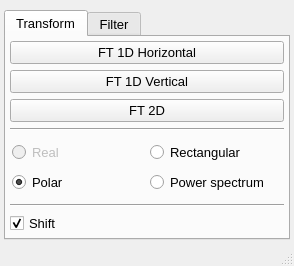
The window that UIs/nSpectralAnalysis.ui (NeutrinoToolkit/Neutrino) describes before a commit, drawn with Qt 5.
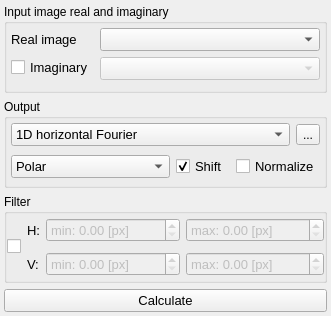
The same window after the commit.

Patch:
```diff
--- a/UIs/nSpectralAnalysis.ui
+++ b/UIs/nSpectralAnalysis.ui
@@ -6,8 +6,8 @@
    <rect>
     <x>0</x>
     <y>0</y>
-    <width>280</width>
-    <height>266</height>
+    <width>322</width>
+    <height>316</height>
    </rect>
   </property>
   <property name="windowTitle">
@@ -23,12 +23,12 @@
    <bool>true</bool>
   </property>
   <widget class="QWidget" name="centralwidget">
-   <layout class="QHBoxLayout" name="horizontalLayout_3">
+   <layout class="QGridLayout" name="gridLayout_3">
     <property name="leftMargin">
      <number>4</number>
     </property>
     <property name="topMargin">
-     <number>10</number>
+     <number>4</number>
     </property>
     <property name="rightMargin">
      <number>4</number>
@@ -36,342 +36,402 @@
     <property name="bottomMargin">
      <number>4</number>
     </property>
-    <item>
-     <widget class="QTabWidget" name="tabWidget">
+    <item row="3" column="0">
+     <widget class="QPushButton" name="calculate">
       <property name="font">
        <font>
         <pointsize>10</pointsize>
        </font>
       </property>
-      <property name="currentIndex">
-       <number>0</number>
+      <property name="text">
+       <string>Calculate</string>
       </property>
-      <widget class="QWidget" name="tab">
-       <attribute name="title">
-        <string>Transform</string>
-       </attribute>
-       <layout class="QGridLayout" name="gridLayout_3">
-        <property name="margin">
-         <number>4</number>
-        </property>
-        <item row="2" column="0">
-         <widget class="QPushButton" name="ft2d_button">
-          <property name="font">
-           <font>
-            <pointsize>10</pointsize>
-           </font>
+     </widget>
+    </item>
+    <item row="2" column="0">
+     <widget class="QGroupBox" name="groupBox_5">
+      <property name="title">
+       <string>Filter</string>
+      </property>
+      <layout class="QGridLayout" name="gridLayout_2" columnstretch="0,0,1,1">
+       <property name="leftMargin">
+        <number>0</number>
+       </property>
+       <property name="topMargin">
+        <number>0</number>
+       </property>
+       <property name="rightMargin">
+        <number>0</number>
+       </property>
+       <property name="bottomMargin">
+        <number>0</number>
+       </property>
+       <item row="0" column="0" rowspan="2">
+        <widget class="QCheckBox" name="useFilter">
+         <property name="text">
+          <string/>
+         </property>
+         <property name="neutrinoSave" stdset="0">
+          <bool>false</bool>
+         </property>
+        </widget>
+       </item>
+       <item row="0" column="1">
+        <widget class="QLabel" name="label_9">
+         <property name="font">
+          <font>
+           <pointsize>10</pointsize>
+          </font>
+         </property>
+         <property name="text">
+          <string>H:</string>
+         </property>
+        </widget>
+       </item>
+       <item row="0" column="2">
+        <widget class="QDoubleSpinBox" name="filterMinX">
+         <property name="enabled">
+          <bool>false</bool>
+         </property>
+         <property name="font">
+          <font>
+           <pointsize>10</pointsize>
+          </font>
+         </property>
+         <property name="prefix">
+          <string>min: </string>
+         </property>
+         <property name="suffix">
+          <string> [px]</string>
+         </property>
+         <property name="maximum">
+          <double>99999.990000000005239</double>
+         </property>
+         <property name="neutrinoSave" stdset="0">
+          <bool>true</bool>
+         </property>
+        </widget>
+       </item>
+       <item row="0" column="3">
+        <widget class="QDoubleSpinBox" name="filterMaxX">
+         <property name="enabled">
+          <bool>false</bool>
+         </property>
+         <property name="font">
+          <font>
+           <pointsize>10</pointsize>
+          </font>
+         </property>
+         <property name="prefix">
+          <string>max: </string>
+         </property>
+         <property name="suffix">
+          <string> [px]</string>
+         </property>
+         <property name="maximum">
+          <double>99999.990000000005239</double>
+         </property>
+         <property name="neutrinoSave" stdset="0">
+          <bool>true</bool>
+         </property>
+        </widget>
+       </item>
+       <item row="1" column="1">
+        <widget class="QLabel" name="label_10">
+         <property name="font">
+          <font>
+           <pointsize>10</pointsize>
+          </font>
+         </property>
+         <property name="text">
+          <string>V:</string>
+         </property>
+        </widget>
+       </item>
+       <item row="1" column="2">
+        <widget class="QDoubleSpinBox" name="filterMinY">
+         <property name="enabled">
+          <bool>false</bool>
+         </property>
+         <property name="font">
+          <font>
+           <pointsize>10</pointsize>
+          </font>
+         </property>
+         <property name="prefix">
+          <string>min: </string>
+         </property>
+         <property name="suffix">
+          <string> [px]</string>
+         </property>
+         <property name="maximum">
+          <double>99999.990000000005239</double>
+         </property>
+         <property name="neutrinoSave" stdset="0">
+          <bool>true</bool>
+         </property>
+        </widget>
+       </item>
+       <item row="1" column="3">
+        <widget class="QDoubleSpinBox" name="filterMaxY">
+         <property name="enabled">
+          <bool>false</bool>
+         </property>
+         <property name="font">
+          <font>
+           <pointsize>10</pointsize>
+          </font>
+         </property>
+         <property name="prefix">
+          <string>max: </string>
+         </property>
+         <property name="suffix">
+          <string> [px]</string>
+         </property>
+         <property name="maximum">
+          <double>99999.990000000005239</double>
+         </property>
+         <property name="neutrinoSave" stdset="0">
+          <bool>true</bool>
+         </property>
+        </widget>
+       </item>
+      </layout>
+     </widget>
+    </item>
+    <item row="0" column="0">
+     <widget class="QGroupBox" name="groupBox_4">
+      <property name="title">
+       <string>Input image real and imaginary</string>
+      </property>
+      <layout class="QFormLayout" name="formLayout">
+       <property name="leftMargin">
+        <number>4</number>
+       </property>
+       <property name="topMargin">
+        <number>4</number>
+       </property>
+       <property name="rightMargin">
+        <number>4</number>
+       </property>
+       <property name="bottomMargin">
+        <number>4</number>
+       </property>
+       <item row="1" column="0">
+        <widget class="QLabel" name="label">
+         <property name="font">
+          <font>
+           <pointsize>10</pointsize>
+          </font>
+         </property>
+         <property name="text">
+          <string>Real image</string>
+         </property>
+        </widget>
+       </item>
+       <item row="1" column="1">
+        <widget class="QComboBox" name="image">
+         <property name="font">
+          <font>
+           <pointsize>10</pointsize>
+          </font>
+         </property>
+         <property name="neutrinoImage" stdset="0">
+          <bool>true</bool>
+         </property>
+        </widget>
+       </item>
+       <item row="2" column="0">
+        <widget class="QCheckBox" name="useImaginary">
+         <property name="font">
+          <font>
+           <pointsize>10</pointsize>
+          </font>
+         </property>
+         <property name="layoutDirection">
+          <enum>Qt::LeftToRight</enum>
+         </property>
+         <property name="text">
+          <string>Imaginary</string>
+         </property>
+         <property name="neutrinoSave" stdset="0">
+          <bool>true</bool>
+         </property>
+        </widget>
+       </item>
+       <item row="2" column="1">
+        <widget class="QComboBox" name="imaginary">
+         <property name="enabled">
+          <bool>false</bool>
+         </property>
+         <property name="font">
+          <font>
+           <pointsize>10</pointsize>
+          </font>
+         </property>
+         <property name="neutrinoImage" stdset="0">
+          <bool>true</bool>
+         </property>
+        </widget>
+       </item>
+      </layout>
+     </widget>
+    </item>
+    <item row="1" column="0">
+     <widget class="QGroupBox" name="groupBox_3">
+      <property name="title">
+       <string>Output</string>
+      </property>
+      <layout class="QGridLayout" name="gridLayout">
+       <property name="leftMargin">
+        <number>4</number>
+       </property>
+       <property name="topMargin">
+        <number>4</number>
+       </property>
+       <property name="rightMargin">
+        <number>4</number>
+       </property>
+       <property name="bottomMargin">
+        <number>4</number>
+       </property>
+       <item row="0" column="0">
+        <widget class="QComboBox" name="spectral_transform">
+         <property name="font">
+          <font>
+           <pointsize>10</pointsize>
+          </font>
+         </property>
+         <property name="neutrinoSave" stdset="0">
+          <bool>true</bool>
+         </property>
+         <item>
+          <property name="text">
+           <string>1D horizontal Fourier</string>
           </property>
+         </item>
+         <item>
           <property name="text">
-           <string>FT 2D</string>
+           <string>1D vertical Fourier</string>
           </property>
-         </widget>
-        </item>
-        <item row="0" column="0">
-         <widget class="QPushButton" name="ft1dh_button">
-          <property name="font">
-           <font>
-            <pointsize>10</pointsize>
-           </font>
-          </property>
+         </item>
+         <item>
           <property name="text">
-           <string>FT 1D Horizontal</string>
+           <string>2D Fourier</string>
           </property>
-         </widget>
-        </item>
-        <item row="4" column="0">
-         <widget class="QWidget" name="radios_w" native="true">
-          <property name="font">
-           <font>
-            <pointsize>10</pointsize>
-           </font>
+         </item>
+        </widget>
+       </item>
+       <item row="0" column="1">
+        <widget class="QToolButton" name="direction">
+         <property name="toolTip">
+          <string>Forward (&gt;) / Backward(&lt;)</string>
+         </property>
+         <property name="text">
+          <string>...</string>
+         </property>
+         <property name="checkable">
+          <bool>true</bool>
+         </property>
+         <property name="neutrinoSave" stdset="0">
+          <bool>true</bool>
+         </property>
+        </widget>
+       </item>
+       <item row="1" column="0" colspan="2">
+        <widget class="QWidget" name="widget" native="true">
+         <layout class="QHBoxLayout" name="horizontalLayout">
+          <property name="leftMargin">
+           <number>0</number>
           </property>
-          <layout class="QGridLayout" name="gridLayout">
-           <property name="margin">
-            <number>2</number>
-           </property>
-           <item row="1" column="0">
-            <widget class="QRadioButton" name="ftoutput_real">
-             <property name="enabled">
-              <bool>false</bool>
-             </property>
-             <property name="font">
-              <font>
-               <pointsize>10</pointsize>
-              </font>
-             </property>
-             <property name="text">
-              <string>Real</string>
-             </property>
-            </widget>
-           </item>
-           <item row="1" column="1">
-            <widget class="QRadioButton" name="ftoutput_rectangular">
-             <property name="font">
-              <font>
-               <pointsize>10</pointsize>
-              </font>
-             </property>
-             <property name="text">
-              <string>Rectangular</string>
-             </property>
-            </widget>
-           </item>
-           <item row="2" column="0">
-            <widget class="QRadioButton" name="ftoutput_polar">
-             <property name="font">
-              <font>
-               <pointsize>10</pointsize>
-              </font>
-             </property>
+          <property name="topMargin">
+           <number>0</number>
+          </property>
+          <property name="rightMargin">
+           <number>0</number>
+          </property>
+          <property name="bottomMargin">
+           <number>0</number>
+          </property>
+          <item>
+           <widget class="QComboBox" name="output_format">
+            <property name="font">
+             <font>
+              <pointsize>10</pointsize>
+             </font>
+            </property>
+            <property name="neutrinoSave" stdset="0">
+             <bool>true</bool>
+            </property>
+            <item>
              <property name="text">
               <string>Polar</string>
              </property>
-             <property name="checked">
-              <bool>true</bool>
+            </item>
+            <item>
+             <property name="text">
+              <string>Rectagular</string>
              </property>
-            </widget>
-           </item>
-           <item row="2" column="1">
-            <widget class="QRadioButton" name="ftoutput_power">
-             <property name="enabled">
-              <bool>true</bool>
-             </property>
-             <property name="font">
-              <font>
-               <pointsize>10</pointsize>
-              </font>
-             </property>
+            </item>
+            <item>
              <property name="text">
               <string>Power spectrum</string>
              </property>
-            </widget>
-           </item>
-          </layout>
-         </widget>
-        </item>
-        <item row="3" column="0">
-         <widget class="Line" name="line">
-          <property name="font">
-           <font>
-            <pointsize>10</pointsize>
-           </font>
-          </property>
-          <property name="orientation">
-           <enum>Qt::Horizontal</enum>
-          </property>
-         </widget>
-        </item>
-        <item row="5" column="0">
-         <widget class="Line" name="line_2">
-          <property name="font">
-           <font>
-            <pointsize>10</pointsize>
-           </font>
-          </property>
-          <property name="orientation">
-           <enum>Qt::Horizontal</enum>
-          </property>
-         </widget>
-        </item>
-        <item row="6" column="0">
-         <widget class="QCheckBox" name="doshift_cb">
-          <property name="font">
-           <font>
-            <pointsize>10</pointsize>
-           </font>
-          </property>
-          <property name="text">
-           <string>Shift</string>
-          </property>
-          <property name="checked">
-           <bool>true</bool>
-          </property>
-         </widget>
-        </item>
-        <item row="1" column="0">
-         <widget class="QPushButton" name="ft1dv_button">
-          <property name="font">
-           <font>
-            <pointsize>10</pointsize>
-           </font>
-          </property>
-          <property name="text">
-           <string>FT 1D Vertical</string>
-          </property>
-         </widget>
-        </item>
-       </layout>
-      </widget>
-      <widget class="QWidget" name="tab_2">
-       <attribute name="title">
-        <string>Filter</string>
-       </attribute>
-       <layout class="QVBoxLayout" name="verticalLayout">
-        <property name="margin">
-         <number>0</number>
-        </property>
-        <item>
-         <widget class="QGroupBox" name="groupBox">
-          <property name="title">
-           <string>Horizontal</string>
-          </property>
-          <layout class="QHBoxLayout" name="horizontalLayout">
-           <property name="margin">
-            <number>0</number>
-           </property>
-           <item>
-            <widget class="QLabel" name="label">
-             <property name="font">
-              <font>
-               <pointsize>10</pointsize>
-              </font>
-             </property>
+            </item>
+            <item>
              <property name="text">
-              <string>min</string>
+              <string>Log10 power spectrum</string>
              </property>
-             <property name="alignment">
-              <set>Qt::AlignRight|Qt::AlignTrailing|Qt::AlignVCenter</set>
-             </property>
-            </widget>
-           </item>
-           <item>
-            <widget class="QDoubleSpinBox" name="filterMinX">
-             <property name="suffix">
-              <string> [px]</string>
-             </property>
-             <property name="maximum">
-              <double>99999.990000000005239</double>
-             </property>
-             <property name="neutrinoSave" stdset="0">
-              <bool>false</bool>
-             </property>
-            </widget>
-           </item>
-           <item>
-            <widget class="QLabel" name="label_2">
-             <property name="font">
-              <font>
-               <pointsize>10</pointsize>
-              </font>
-             </property>
-             <property name="text">
-              <string>max</string>
-             </property>
-             <property name="alignment">
-              <set>Qt::AlignRight|Qt::AlignTrailing|Qt::AlignVCenter</set>
-             </property>
-            </widget>
-           </item>
-           <item>
-            <widget class="QDoubleSpinBox" name="filterMaxX">
-             <property name="suffix">
-              <string> [px]</string>
-             </property>
-             <property name="maximum">
-              <double>99999.990000000005239</double>
-             </property>
-             <property name="neutrinoSave" stdset="0">
-              <bool>false</bool>
-             </property>
-            </widget>
-           </item>
-          </layout>
-         </widget>
-        </item>
-        <item>
-         <widget class="QGroupBox" name="groupBox_2">
-          <property name="title">
-           <string>Vertical</string>
-          </property>
-          <layout class="QHBoxLayout" name="horizontalLayout_2">
-           <property name="margin">
-            <number>0</number>
-           </property>
-           <item>
-            <widget class="QLabel" name="label_3">
-             <property name="font">
-              <font>
-               <pointsize>10</pointsize>
-              </font>
-             </property>
-             <property name="text">
-              <string>min</string>
-             </property>
-             <property name="alignment">
-              <set>Qt::AlignRight|Qt::AlignTrailing|Qt::AlignVCenter</set>
-             </property>
-            </widget>
-           </item>
-           <item>
-            <widget class="QDoubleSpinBox" name="filterMinY">
-             <property name="suffix">
-              <string> [px]</string>
-             </property>
-             <property name="maximum">
-              <double>99999.990000000005239</double>
-             </property>
-             <property name="neutrinoSave" stdset="0">
-              <bool>false</bool>
-             </property>
-            </widget>
-           </item>
-           <item>
-            <widget class="QLabel" name="label_4">
-             <property name="font">
-              <font>
-               <pointsize>10</pointsize>
-              </font>
-             </property>
-             <property name="text">
-              <string>max</string>
-             </property>
-             <property name="alignment">
-              <set>Qt::AlignRight|Qt::AlignTrailing|Qt::AlignVCenter</set>
-             </property>
-            </widget>
-           </item>
-           <item>
-            <widget class="QDoubleSpinBox" name="filterMaxY">
-             <property name="suffix">
-              <string> [px]</string>
-             </property>
-             <property name="maximum">
-              <double>99999.990000000005239</double>
-             </property>
-             <property name="neutrinoSave" stdset="0">
-              <bool>false</bool>
-             </property>
-            </widget>
-           </item>
-          </layout>
-         </widget>
-        </item>
-        <item>
-         <spacer name="verticalSpacer">
-          <property name="orientation">
-           <enum>Qt::Vertical</enum>
-          </property>
-          <property name="sizeHint" stdset="0">
-           <size>
-            <width>20</width>
-            <height>93</height>
-           </size>
-          </property>
-         </spacer>
-        </item>
-       </layout>
-      </widget>
+            </item>
+           </widget>
+          </item>
+          <item>
+           <widget class="QCheckBox" name="doshift_cb">
+            <property name="font">
+             <font>
+              <pointsize>10</pointsize>
+             </font>
+            </property>
+            <property name="toolTip">
+             <string>Swap FFT quadrants (after for forward and before for backward)</string>
+            </property>
+            <property name="text">
+             <string>Shift</string>
+            </property>
+            <property name="checked">
+             <bool>true</bool>
+            </property>
+            <property name="neutrinoSave" stdset="0">
+             <bool>true</bool>
+            </property>
+           </widget>
+          </item>
+          <item>
+           <widget class="QCheckBox" name="normalize">
+            <property name="font">
+             <font>
+              <pointsize>10</pointsize>
+             </font>
+            </property>
+            <property name="toolTip">
+             <string>Divide results by the square root of the image surface</string>
+            </property>
+            <property name="text">
+             <string>Normalize</string>
+            </property>
+            <property name="neutrinoSave" stdset="0">
+             <bool>true</bool>
+            </property>
+           </widget>
+          </item>
+         </layout>
+        </widget>
+       </item>
+      </layout>
      </widget>
     </item>
    </layout>
   </widget>
-  <widget class="QStatusBar" name="statusbar">
-   <property name="font">
-    <font>
-     <pointsize>10</pointsize>
-    </font>
-   </property>
-  </widget>
  </widget>
  <resources>
   <include location="../resources/neutrino.qrc"/>
```
Left out of the diff: 87 changed lines with no effect on the pictures.
